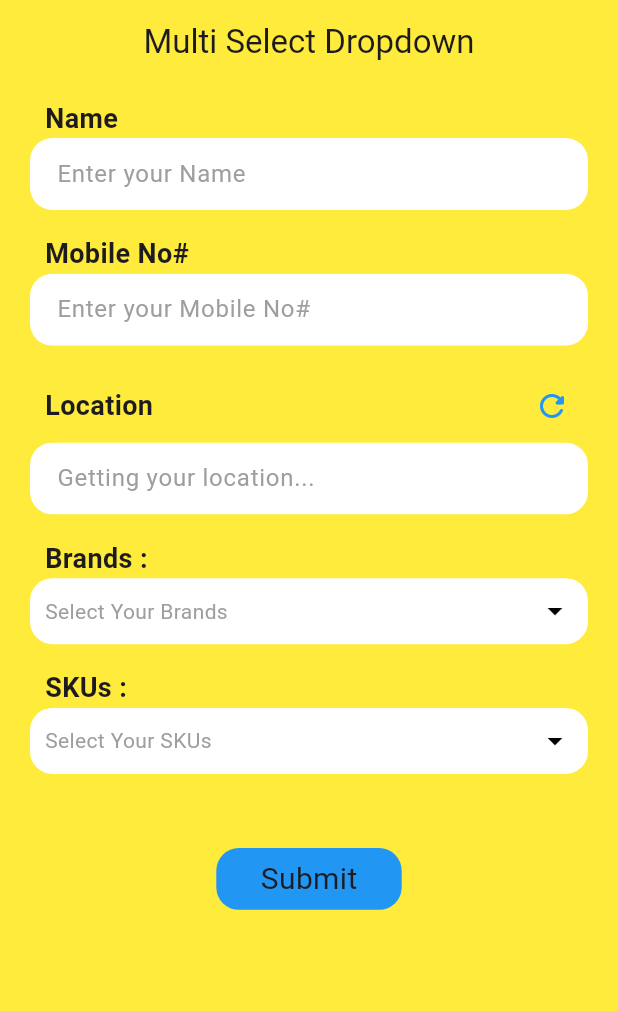
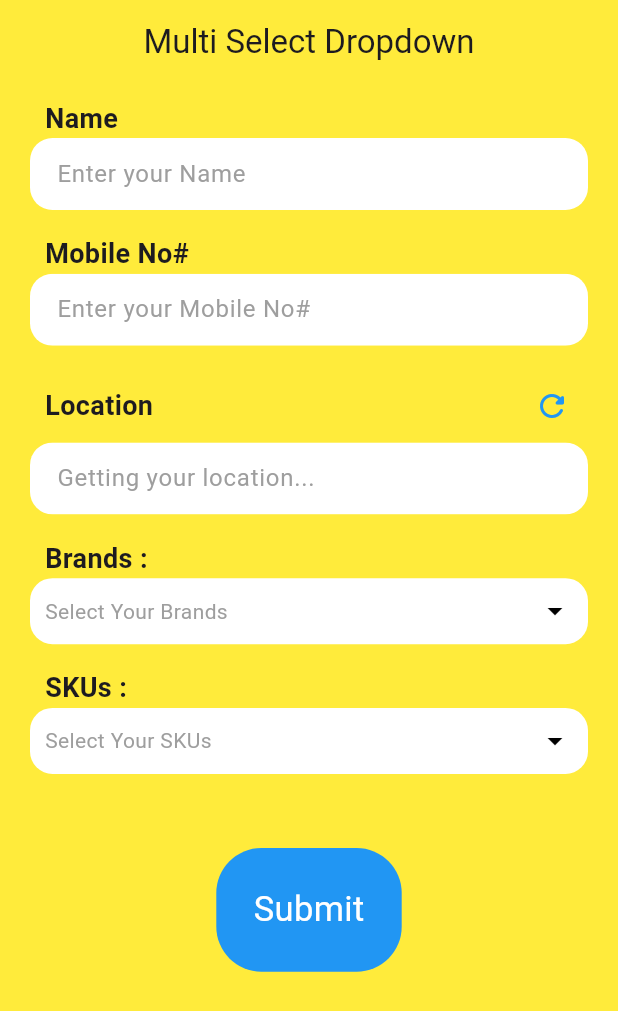
Before and after one commit to hassanmirzaa/nested_dropdown, a Flutter app: the screen it shows after launch, on a phone screen of 412 x 824 dp. Shown: the top 1011 px of the screen. Run offline on Flutter 3.47's test engine with Material 3 defaults, Android fonts, the phone set to English and light mode, and no system bars; drawn by our look-alikes of multi_select_flutter; our stand-ins replace geolocator, get.

Commit message:
selected color

```diff
--- a/lib/dynamic_form2_Controller.dart
+++ b/lib/dynamic_form2_Controller.dart
@@ -114,6 +114,12 @@ class DynamicForm2Controller extends GetxController {
         skuName: sku.skuName,
         quantityController: TextEditingController(),
       ));
+
+       selectedSkusWithQuantity.remove(SkuWithQuantity(
+        skuId: sku.skuId,
+        skuName: sku.skuName,
+        quantityController: TextEditingController(),
+      ));
     });
     update();
   }
--- a/lib/dynamic_form2_Screen.dart
+++ b/lib/dynamic_form2_Screen.dart
@@ -171,6 +171,7 @@ class _DynamicForm2ScreenState extends State<DynamicForm2Screen> {
                 builder: (controller) {
                   return MultiSelectDialogField(
                     dialogHeight: 200,
+                    backgroundColor: Colors.yellow,
                     items: controller.dropdowndata,
                     initialValue: controller.selectedBrandIds
                         .map((id) => controller.brandData.firstWhere(
@@ -227,6 +228,7 @@ class _DynamicForm2ScreenState extends State<DynamicForm2Screen> {
                 builder: (controller) {
                   return MultiSelectDialogField(
                     dialogHeight: 200,
+                    backgroundColor: Colors.yellow,
                     items: controller.filteredSkuData.map((sku) {
                       return MultiSelectItem(sku, sku.skuName);
                     }).toList(),
@@ -234,7 +236,7 @@ class _DynamicForm2ScreenState extends State<DynamicForm2Screen> {
                       'Select SKUs',
                       style: TextStyle(color: Colors.black),
                     ),
-                    selectedColor: Colors.black,
+                    selectedColor: Colors.blue,
                     decoration: BoxDecoration(
                         color: Colors.white,
                         borderRadius: BorderRadius.circular(15)),
@@ -321,23 +323,27 @@ class _DynamicForm2ScreenState extends State<DynamicForm2Screen> {
 
                   child: Container(
                     width: MediaQuery.of(context).size.width*0.3,
-                    height: MediaQuery.of(context).size.width*0.1,
+                    height: MediaQuery.of(context).size.width*0.2,
                     decoration: BoxDecoration(
                       color: Colors.blue,
-                      borderRadius: BorderRadius.circular(15)
+                      borderRadius: BorderRadius.circular(30)
                     ),
                     child: Center(
                       child: _isLoading
                           ? const CircularProgressIndicator()
                           : const Text('Submit',
                           style: TextStyle(
-                            fontSize: 20
+                            fontSize: 23,
+                            color: Colors.white
                           ),
                           ),
                     ),
                   ),
                 ),
               ),
+              SizedBox(
+                height: MediaQuery.of(context).size.height*0.08,
+              )
             ],
           ),
         ),
--- a/pubspec.yaml
+++ b/pubspec.yaml
@@ -41,6 +41,7 @@ dependencies:
   get: ^4.6.6
   multi_select_flutter: ^4.1.3
   geolocator: ^13.0.2
+  dropdown_button2: ^2.3.9
 
 dev_dependencies:
   flutter_test:
```
Also changed, not shown: pubspec.lock.
